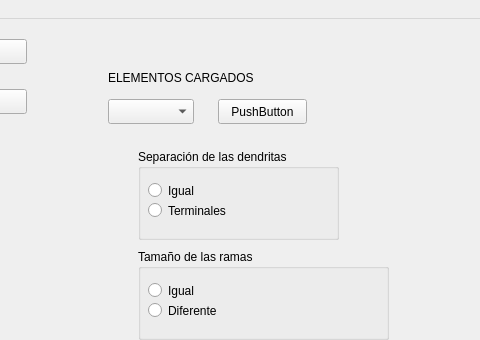
Above: source/hugo/mainwindow.ui from albertoam3/HUGO1.1 before the change; both pictures show x 592 to 1072 and y 0 to 340 of the 1072 by 706 pixel window. Below: the same form after it.
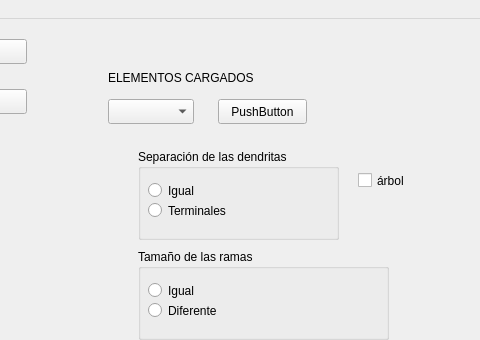
That is the form after the change. Custom widgets are drawn as their Qt base class.

Commit message: Neuritas con forrma de arbol OK

```diff
--- a/source/hugo/mainwindow.ui
+++ b/source/hugo/mainwindow.ui
@@ -249,6 +249,19 @@
      <string>ELEMENTOS CARGADOS</string>
     </property>
    </widget>
+   <widget class="QCheckBox" name="setArbol">
+    <property name="geometry">
+     <rect>
+      <x>950</x>
+      <y>150</y>
+      <width>92</width>
+      <height>23</height>
+     </rect>
+    </property>
+    <property name="text">
+     <string>árbol</string>
+    </property>
+   </widget>
   </widget>
   <widget class="QMenuBar" name="menubar">
    <property name="geometry">
```
The commit also changes 26 other files.
